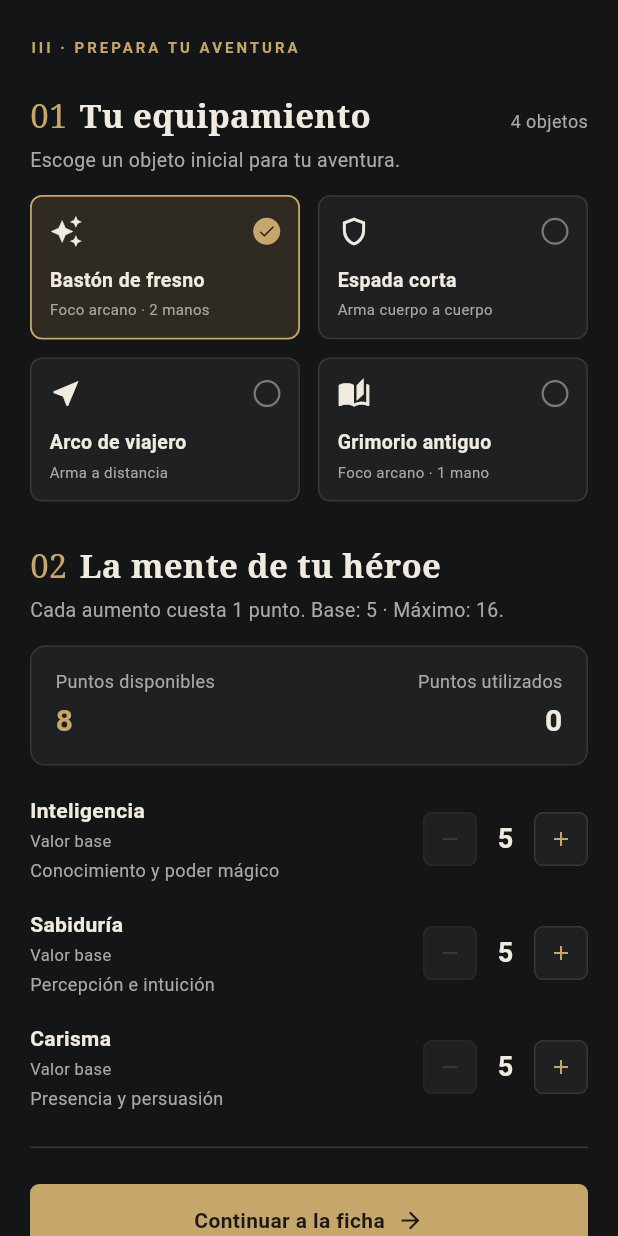
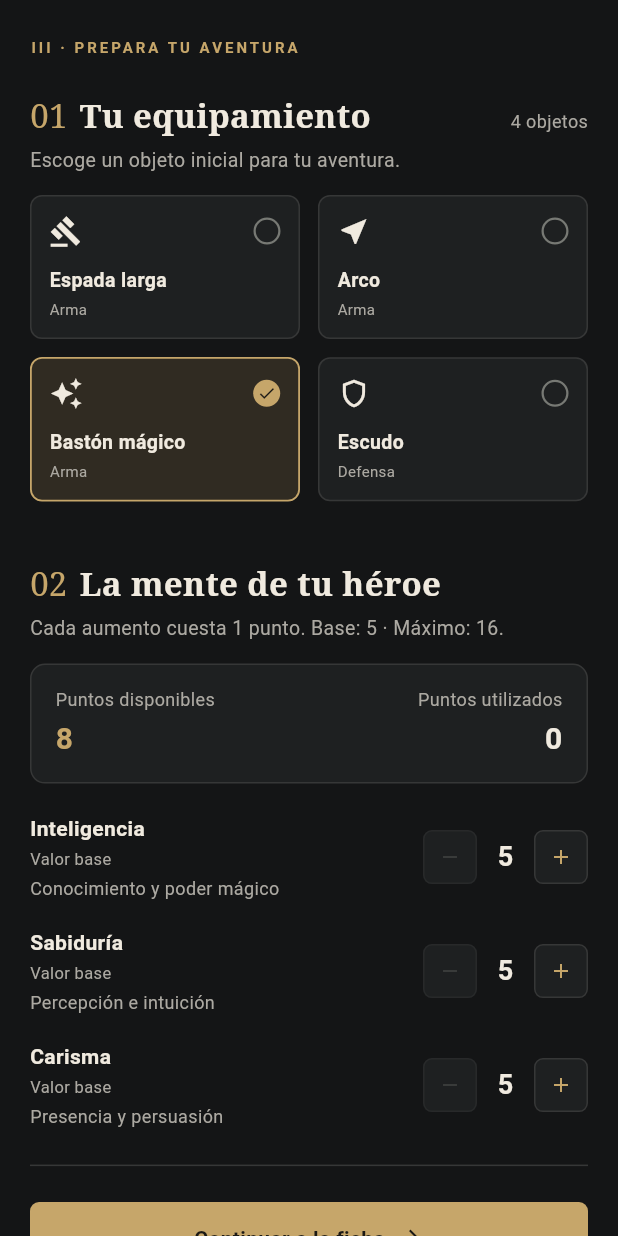
Before and after one commit to alejandroacostadam-droid/Interfaces-Tarjeta, a Flutter app: the PantallaEquipamiento screen opened directly, on a phone screen of 412 x 824 dp. Run offline on Flutter 3.47's test engine with Material 3 defaults, Android fonts, the phone set to English and light mode, and no system bars.

Commit message:
mostrar datos json pantalla 3

```diff
--- a/lib/pantallas/pantalla_equipamiento.dart
+++ b/lib/pantallas/pantalla_equipamiento.dart
@@ -16,7 +16,7 @@ class PantallaEquipamiento extends StatefulWidget {
 }
 
 class _PantallaEquipamientoState extends State<PantallaEquipamiento> {
-  String _objetoSeleccionado = 'Bastón de fresno';
+  String _objetoSeleccionado = 'Bastón mágico';
 
   void _onEquipamientoCambiado(String nuevoObjeto) {
     setState(() {
--- a/lib/widgets/seccion_equipamiento.dart
+++ b/lib/widgets/seccion_equipamiento.dart
@@ -1,4 +1,7 @@
+import 'dart:convert';
+
 import 'package:flutter/material.dart';
+import 'package:flutter/services.dart';
 import '../design/colores.dart';
 import 'tarjeta_equipamiento.dart';
 
@@ -18,11 +21,45 @@ class SeccionEquipamiento extends StatefulWidget {
 
 class _SeccionEquipamientoState extends State<SeccionEquipamiento> {
   late String _objetoSeleccionado;
+  List<dynamic> _objetos = [];
 
   @override
   void initState() {
     super.initState();
-    _objetoSeleccionado = widget.objetoInicial ?? 'Bastón de fresno';
+    _objetoSeleccionado = widget.objetoInicial ?? 'Bastón mágico';
+    _cargarObjetos();
+  }
+
+  Future<void> _cargarObjetos() async {
+    final String texto = await rootBundle.loadString('assets/data/objetos.json');
+    setState(() {
+      _objetos = jsonDecode(texto);
+    });
+  }
+
+  IconData _iconoObjeto(String id) {
+    switch (id) {
+      case 'espada':
+        return Icons.gavel;
+      case 'arco':
+        return Icons.near_me;
+      case 'baston':
+        return Icons.auto_awesome;
+      case 'escudo':
+        return Icons.shield_outlined;
+      default:
+        return Icons.help_outline;
+    }
+  }
+
+  Widget _crearTarjeta(dynamic objeto) {
+    return TarjetaEquipamiento(
+      titulo: objeto['nombre'],
+      categoria: objeto['tipo'],
+      icono: _iconoObjeto(objeto['id']),
+      seleccionado: _objetoSeleccionado == objeto['nombre'],
+      onTap: () => _seleccionar(objeto['nombre']),
+    );
   }
 
   @override
@@ -49,8 +86,8 @@ class _SeccionEquipamientoState extends State<SeccionEquipamiento> {
           mainAxisAlignment: MainAxisAlignment.spaceBetween,
           crossAxisAlignment: CrossAxisAlignment.baseline,
           textBaseline: TextBaseline.alphabetic,
-          children: const [
-            Row(
+          children: [
+            const Row(
               children: [
                 Text(
                   '01',
@@ -74,8 +111,8 @@ class _SeccionEquipamientoState extends State<SeccionEquipamiento> {
               ],
             ),
             Text(
-              '4 objetos',
-              style: TextStyle(
+              '${_objetos.length} objetos',
+              style: const TextStyle(
                 fontSize: 12.0,
                 fontWeight: FontWeight.w400,
                 color: Colores.textoSecundario,
@@ -93,52 +130,20 @@ class _SeccionEquipamientoState extends State<SeccionEquipamiento> {
           ),
         ),
         const SizedBox(height: 14.0),
-        Row(
+        for (int i = 0; i < _objetos.length; i += 2)
+          Padding(
+            padding: const EdgeInsets.only(bottom: 12.0),
+            child: Row(
               children: [
-            Expanded(
-              child: TarjetaEquipamiento(
-                titulo: 'Bastón de fresno',
-                categoria: 'Foco arcano · 2 manos',
-                icono: Icons.auto_awesome,
-                seleccionado: _objetoSeleccionado == 'Bastón de fresno',
-                onTap: () => _seleccionar('Bastón de fresno'),
-              ),
-            ),
+                Expanded(child: _crearTarjeta(_objetos[i])),
                 const SizedBox(width: 12.0),
                 Expanded(
-              child: TarjetaEquipamiento(
-                titulo: 'Espada corta',
-                categoria: 'Arma cuerpo a cuerpo',
-                icono: Icons.shield_outlined,
-                seleccionado: _objetoSeleccionado == 'Espada corta',
-                onTap: () => _seleccionar('Espada corta'),
-              ),
+                  child: i + 1 < _objetos.length
+                      ? _crearTarjeta(_objetos[i + 1])
+                      : const SizedBox(),
                 ),
               ],
             ),
-        const SizedBox(height: 12.0),
-        Row(
-          children: [
-            Expanded(
-              child: TarjetaEquipamiento(
-                titulo: 'Arco de viajero',
-                categoria: 'Arma a distancia',
-                icono: Icons.near_me,
-                seleccionado: _objetoSeleccionado == 'Arco de viajero',
-                onTap: () => _seleccionar('Arco de viajero'),
-              ),
-            ),
-            const SizedBox(width: 12.0),
-            Expanded(
-              child: TarjetaEquipamiento(
-                titulo: 'Grimorio antiguo',
-                categoria: 'Foco arcano · 1 mano',
-                icono: Icons.auto_stories,
-                seleccionado: _objetoSeleccionado == 'Grimorio antiguo',
-                onTap: () => _seleccionar('Grimorio antiguo'),
-              ),
-            ),
-          ],
           ),
       ],
     );
--- a/pubspec.yaml
+++ b/pubspec.yaml
@@ -58,6 +58,9 @@ flutter:
   # the material Icons class.
   uses-material-design: true
 
+  assets:
+    - assets/data/
+
   # To add assets to your application, add an assets section, like this:
   # assets:
   #   - images/a_dot_burr.jpeg
```
Lines whose indentation alone changed are shown as unchanged.
